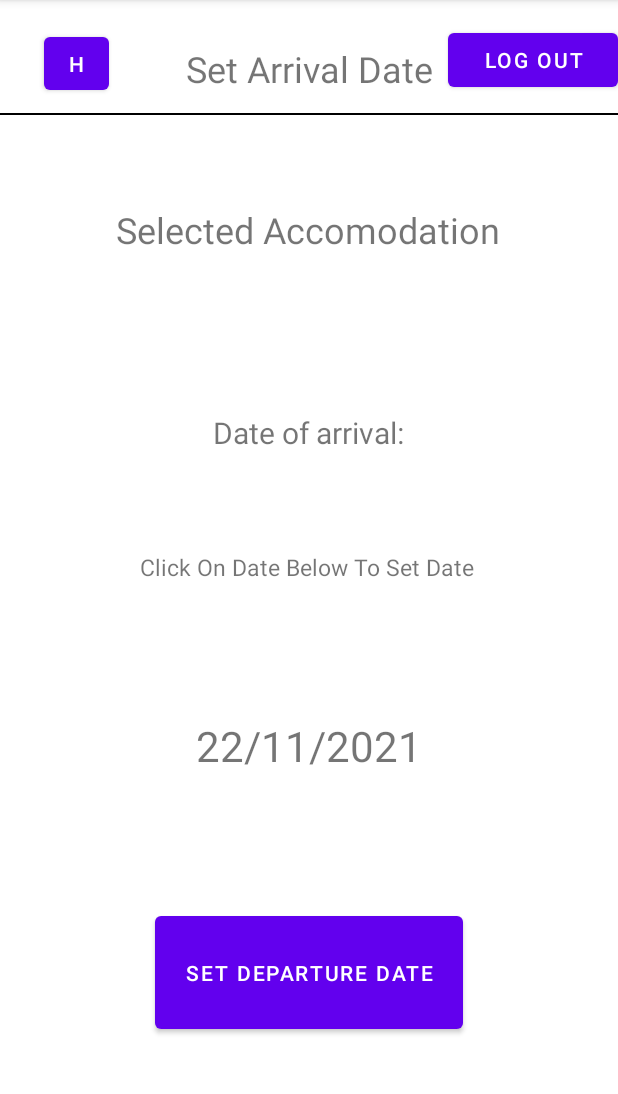
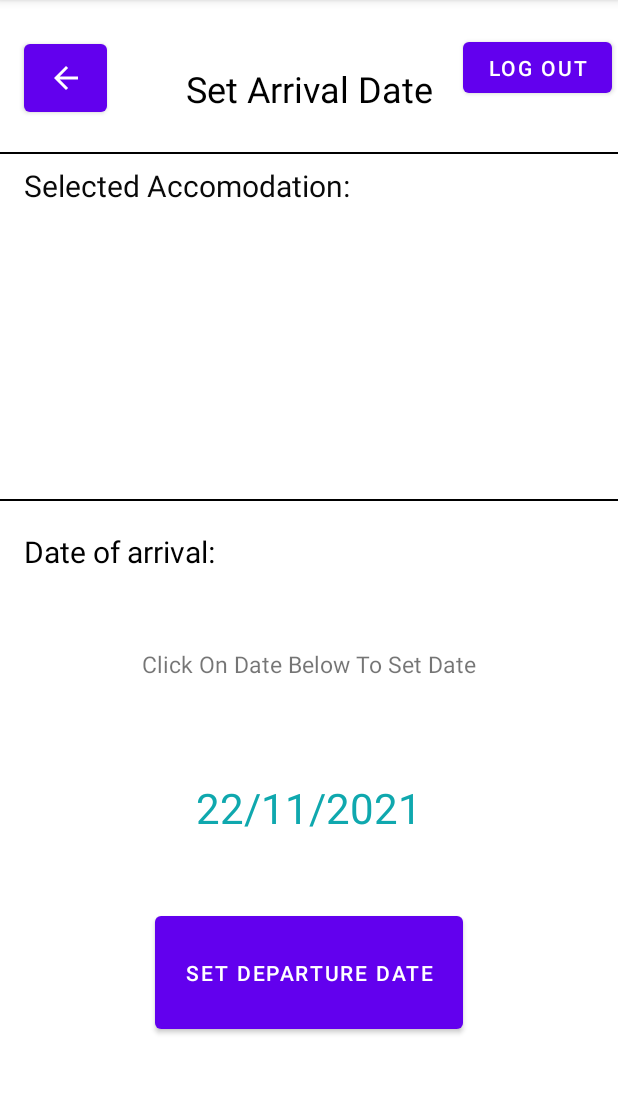
Before and after one commit to J4yLo/FarmBnB, an Android app: the MakeABooking2 screen opened directly, with no data from a screen before it, on a phone screen of 412 x 824 dp, the part 84-1178 px from its top. Run offline under Robolectric (Android 15) with nearby library versions, the phone set to English and light mode, and no system bars.

Commit message:
Enhancements To The Interface

```diff
--- a/app/src/main/res/layout/activity_main.xml
+++ b/app/src/main/res/layout/activity_main.xml
@@ -13,6 +13,7 @@
         android:layout_width="174dp"
         android:layout_height="92dp"
         android:text="Farm BnB"
+        android:textColor="#D15858"
         android:textSize="38dp"
         app:layout_constraintBottom_toBottomOf="parent"
         app:layout_constraintHorizontal_bias="0.497"
@@ -50,6 +51,7 @@
         android:layout_width="wrap_content"
         android:layout_height="wrap_content"
         android:text="Welcome"
+        android:textColor="#000000"
         android:textSize="24dp"
         app:layout_constraintBottom_toTopOf="@+id/view2"
         app:layout_constraintEnd_toEndOf="parent"
@@ -126,6 +128,7 @@
         android:layout_width="wrap_content"
         android:layout_height="wrap_content"
         android:text="Login"
+        android:textColor="#C16363"
         android:textSize="32dp"
         app:layout_constraintBottom_toTopOf="@+id/editUsername"
         app:layout_constraintEnd_toEndOf="@+id/textView5"
--- a/app/src/main/res/layout/activity_make_abooking2.xml
+++ b/app/src/main/res/layout/activity_make_abooking2.xml
@@ -18,32 +18,32 @@
 
     <Button
         android:id="@+id/btnBack3"
-        android:layout_width="43dp"
-        android:layout_height="47dp"
+        android:layout_width="55dp"
+        android:layout_height="57dp"
         android:layout_marginStart="16dp"
         android:layout_marginTop="16dp"
         android:layout_marginBottom="9dp"
-        android:text="H"
+        app:icon="@drawable/abc_vector_test"
         app:layout_constraintBottom_toTopOf="@+id/view9"
         app:layout_constraintEnd_toStartOf="@+id/textView11"
-        app:layout_constraintHorizontal_bias="0.21"
+        app:layout_constraintHorizontal_bias="0.0"
         app:layout_constraintStart_toStartOf="parent"
         app:layout_constraintTop_toTopOf="parent"
-        app:layout_constraintVertical_bias="1.0" />
+        app:layout_constraintVertical_bias="0.375" />
 
     <Button
         android:id="@+id/btnLogOut3"
-        android:layout_width="113dp"
-        android:layout_height="48dp"
+        android:layout_width="99dp"
+        android:layout_height="46dp"
         android:layout_marginTop="16dp"
         android:layout_marginBottom="8dp"
         android:text="Log Out"
         app:layout_constraintBottom_toTopOf="@+id/view9"
         app:layout_constraintEnd_toEndOf="parent"
-        app:layout_constraintHorizontal_bias="1.0"
+        app:layout_constraintHorizontal_bias="0.833"
         app:layout_constraintStart_toEndOf="@+id/textView11"
         app:layout_constraintTop_toTopOf="parent"
-        app:layout_constraintVertical_bias="0.0" />
+        app:layout_constraintVertical_bias="0.192" />
 
     <TextView
         android:id="@+id/textView11"
@@ -51,6 +51,7 @@
         android:layout_height="wrap_content"
         android:layout_marginTop="16dp"
         android:text="Set Arrival Date"
+        android:textColor="#000000"
         android:textSize="24dp"
         app:layout_constraintBottom_toTopOf="@+id/view9"
         app:layout_constraintEnd_toEndOf="parent"
@@ -64,48 +65,63 @@
         android:background="@color/black"
         app:layout_constraintBottom_toBottomOf="parent"
         app:layout_constraintEnd_toEndOf="parent"
-        app:layout_constraintHorizontal_bias="1.0"
+        app:layout_constraintHorizontal_bias="0.0"
         app:layout_constraintStart_toStartOf="parent"
         app:layout_constraintTop_toTopOf="parent"
-        app:layout_constraintVertical_bias="0.098" />
+        app:layout_constraintVertical_bias="0.132" />
+
+    <View
+        android:id="@+id/view14"
+        android:layout_width="0dp"
+        android:layout_height="1dp"
+        android:background="@color/black"
+        app:layout_constraintBottom_toBottomOf="parent"
+        app:layout_constraintEnd_toEndOf="parent"
+        app:layout_constraintHorizontal_bias="0.0"
+        app:layout_constraintStart_toStartOf="parent"
+        app:layout_constraintTop_toTopOf="parent"
+        app:layout_constraintVertical_bias="0.434" />
 
     <TextView
         android:id="@+id/txtSelectedAccomodation"
         android:layout_width="wrap_content"
         android:layout_height="wrap_content"
-        android:layout_marginTop="36dp"
-        android:text="Selected Accomodation"
-        android:textSize="24dp"
+        android:text="Selected Accomodation:"
+        android:textColor="#090909"
+        android:textSize="20dp"
         app:layout_constraintBottom_toTopOf="@+id/txtSelectedAccomodation2"
         app:layout_constraintEnd_toEndOf="parent"
-        app:layout_constraintHorizontal_bias="0.496"
+        app:layout_constraintHorizontal_bias="0.083"
         app:layout_constraintStart_toStartOf="parent"
-        app:layout_constraintTop_toBottomOf="@+id/view9" />
+        app:layout_constraintTop_toBottomOf="@+id/view9"
+        app:layout_constraintVertical_bias="0.147" />
 
     <TextView
         android:id="@+id/txtSelectedAccomodation2"
         android:layout_width="216dp"
         android:layout_height="38dp"
-        android:layout_marginTop="116dp"
         android:text="Selected Accomodation"
         android:textAlignment="center"
         android:textSize="20dp"
+        app:layout_constraintBottom_toTopOf="@+id/view14"
         app:layout_constraintEnd_toEndOf="parent"
-        app:layout_constraintHorizontal_bias="0.497"
+        app:layout_constraintHorizontal_bias="0.487"
         app:layout_constraintStart_toStartOf="parent"
-        app:layout_constraintTop_toBottomOf="@+id/view9" />
+        app:layout_constraintTop_toBottomOf="@+id/view9"
+        app:layout_constraintVertical_bias="0.406" />
 
     <TextView
         android:id="@+id/Date"
         android:layout_width="wrap_content"
         android:layout_height="wrap_content"
-        android:layout_marginTop="44dp"
+        android:layout_marginTop="20dp"
         android:text="Date of arrival:"
+        android:textColor="#000000"
         android:textSize="20dp"
         app:layout_constraintEnd_toEndOf="parent"
-        app:layout_constraintHorizontal_bias="0.498"
+        app:layout_constraintHorizontal_bias="0.056"
         app:layout_constraintStart_toStartOf="parent"
-        app:layout_constraintTop_toBottomOf="@+id/txtSelectedAccomodation2" />
+        app:layout_constraintTop_toBottomOf="@+id/view14" />
 
     <TextView
         android:id="@+id/date2"
@@ -115,10 +131,9 @@
         android:textSize="15dp"
         app:layout_constraintBottom_toTopOf="@+id/ArrivalDate"
         app:layout_constraintEnd_toEndOf="parent"
-        app:layout_constraintHorizontal_bias="0.494"
         app:layout_constraintStart_toStartOf="parent"
         app:layout_constraintTop_toBottomOf="@+id/Date"
-        app:layout_constraintVertical_bias="0.423" />
+        app:layout_constraintVertical_bias="0.436" />
 
     <TextView
         android:id="@+id/ArrivalDate"
@@ -126,10 +141,11 @@
         android:layout_height="wrap_content"
         android:onClick="openDatePicker"
         android:text="Arrival Date"
+        android:textColor="#0FA8AE"
         android:textSize="28dp"
         app:layout_constraintBottom_toTopOf="@+id/btnSelectDeparture"
         app:layout_constraintEnd_toEndOf="parent"
         app:layout_constraintStart_toStartOf="parent"
         app:layout_constraintTop_toBottomOf="@+id/Date"
-        app:layout_constraintVertical_bias="0.664" />
+        app:layout_constraintVertical_bias="0.745" />
 </androidx.constraintlayout.widget.ConstraintLayout>
--- a/app/src/main/res/layout/activity_sign_up.xml
+++ b/app/src/main/res/layout/activity_sign_up.xml
@@ -97,6 +97,7 @@
         android:layout_width="wrap_content"
         android:layout_height="wrap_content"
         android:text="Sign Up"
+        android:textColor="#000000"
         android:textSize="24dp"
         app:layout_constraintBottom_toTopOf="@+id/view"
         app:layout_constraintEnd_toEndOf="parent"
@@ -155,11 +156,12 @@
 
     <Button
         android:id="@+id/btnBack"
-        android:layout_width="39dp"
-        android:layout_height="49dp"
+        android:layout_width="53dp"
+        android:layout_height="50dp"
         android:layout_marginStart="16dp"
         android:layout_marginBottom="4dp"
         android:text="B"
+        app:icon="@drawable/abc_vector_test"
         app:layout_constraintBottom_toBottomOf="@+id/view"
         app:layout_constraintEnd_toStartOf="@+id/textView2"
         app:layout_constraintHorizontal_bias="0.0"
```
Also changed, not shown: app/src/main/res/layout/activity_home_page.xml (+5 -2 lines), app/src/main/res/layout/activity_make_abooking.xml (+14 -12 lines), app/src/main/res/layout/activity_make_abooking3.xml (+31 -22 lines), app/src/main/res/layout/activity_view_and_manage_bookings.xml (+7 -2 lines).
